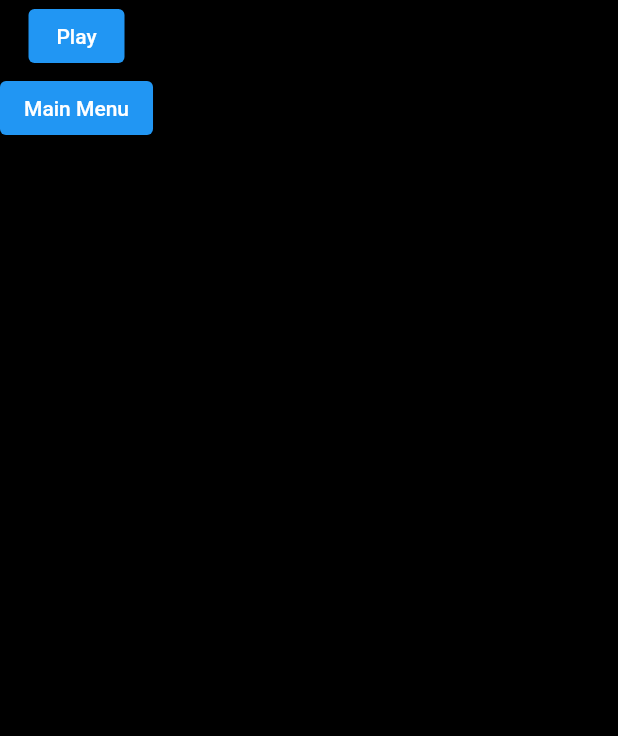
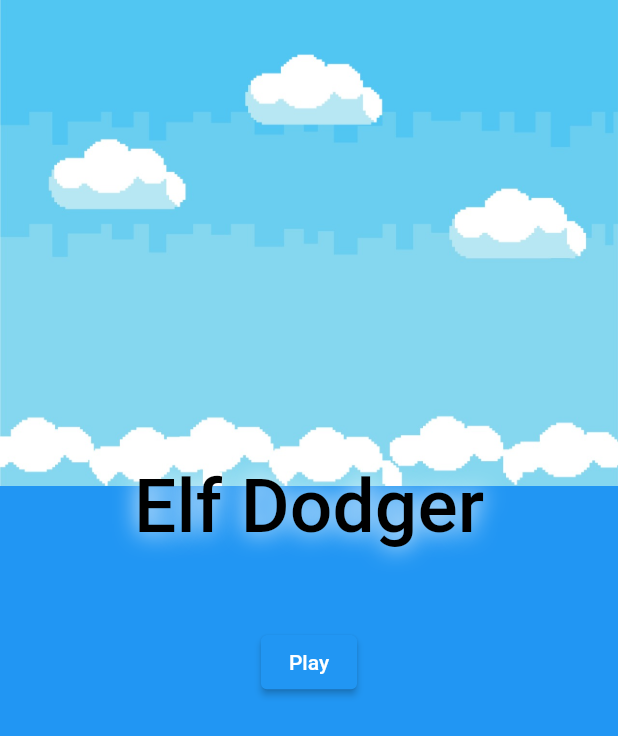
Before and after one commit to Genius19245/elf_doger, a Flutter app: the screen it shows after launch, on a phone screen of 412 x 824 dp. Shown: the top 736 px of the screen. Run offline on Flutter 3.47's test engine with Material 2 defaults, Android fonts, the phone set to English and light mode, and no system bars; missing offline and left inert: flame, flame_audio.

Commit message:
splash creen added and designed

```diff
--- a/lib/components/elf.dart
+++ b/lib/components/elf.dart
@@ -22,6 +22,9 @@ class Elf extends SpriteComponent with KeyboardHandler, CollisionCallbacks {
   void update(double dt) {
     _velocity.x = _haxisInput * _speed;
     position += _velocity * dt;
+    if (x > 1000) {
+      x -= _velocity.x;
+    }
 
     super.update(dt);
   }
--- a/lib/components/game.dart
+++ b/lib/components/game.dart
@@ -7,8 +7,6 @@ import 'package:elf_doger/model/player_data.dart';
 import 'package:flame/components.dart';
 import 'package:flame/events.dart';
 import 'package:flame/game.dart';
-import 'package:flame_audio/flame_audio.dart';
-import 'package:flame_audio/flame_audio.dart';
 import 'elf.dart';
 
 class MyGame extends FlameGame
--- a/lib/components/stone.dart
+++ b/lib/components/stone.dart
@@ -40,7 +40,9 @@ class Stone extends SpriteComponent
     if (other is Elf) {
       x = random.nextInt(703) + 330 as double;
       y = -200;
-      gameRef.playerData.score.value -= 1;
+      if (gameRef.playerData.score.value > 0) {
+        gameRef.playerData.score.value -= 1;
+      }
       AudioManager.playSfx('hit.wav');
     }
   }
--- a/lib/components/stone1.dart
+++ b/lib/components/stone1.dart
@@ -39,7 +39,9 @@ class Stone1 extends SpriteComponent
     if (other is Elf) {
       x = random.nextInt(703) + 0 as double;
       y = -100;
-      gameRef.playerData.score.value -= 1;
+      if (gameRef.playerData.score.value > 0) {
+        gameRef.playerData.score.value -= 1;
+      }
       AudioManager.playSfx('hit.wav');
     }
   }
--- a/lib/components/utils/audio_manager.dart
+++ b/lib/components/utils/audio_manager.dart
@@ -33,3 +33,5 @@ class AudioManager {
     }
   }
 }
+
+// synth.wav and neverstill.wav is best
--- a/lib/main.dart
+++ b/lib/main.dart
@@ -9,23 +9,3 @@ void main() {
     home: SplashScreen(),
   ));
 }
-
-class MyApp extends StatelessWidget {
-  const MyApp({super.key});
-
-  // This widget is the root of your application.
-  @override
-  Widget build(BuildContext context) {
-    return MaterialApp(
-      title: 'Flutter Demo',
-      theme: ThemeData(
-        primarySwatch: Colors.blue,
-      ),
-      home: Scaffold(
-        body: GameWidget(
-          game: MyGame(),
-        ),
-      ),
-    );
-  }
-}
--- a/lib/screens/splashScreen.dart
+++ b/lib/screens/splashScreen.dart
@@ -8,22 +8,51 @@ class SplashScreen extends StatelessWidget {
   @override
   Widget build(BuildContext context) {
     return Scaffold(
-      backgroundColor: Colors.black,
-      body: Column(
+      backgroundColor: Colors.blue,
+      body: Stack(
         children: [
-          ElevatedButton(
-            onPressed: () {
-              Navigator.of(context).pushReplacement(
-                  MaterialPageRoute(builder: (_) => const GamePlay()));
-            },
-            child: Text('Play'),
+          Image.asset(
+            'assets/images/back.jpeg',
+            width: double.infinity,
+            fit: BoxFit.cover,
           ),
-          ElevatedButton(
-              onPressed: () {
-                Navigator.push(
-                    context, MaterialPageRoute(builder: (_) => MyApp()));
-              },
-              child: Text('Main Menu')),
+          Center(
+            child: Column(
+              crossAxisAlignment: CrossAxisAlignment.center,
+              mainAxisAlignment: MainAxisAlignment.center,
+              children: [
+                Text(
+                  'Elf Dodger',
+                  style: Theme.of(context).textTheme.bodyText1?.copyWith(
+                    fontSize: 50,
+                    color: Colors.black,
+                    shadows: [
+                      const Shadow(
+                        blurRadius: 20,
+                        offset: Offset(0, 0),
+                        color: Colors.white,
+                      ),
+                    ],
+                  ),
+                ),
+                const SizedBox(
+                  height: 50,
+                ),
+                ElevatedButton(
+                  onPressed: () {
+                    Navigator.of(context).pushReplacement(
+                        MaterialPageRoute(builder: (_) => const GamePlay()));
+                  },
+                  child: const Text(
+                    'Play',
+                  ),
+                ),
+                const SizedBox(
+                  height: 50,
+                ),
+              ],
+            ),
+          ),
         ],
       ),
     );
```
